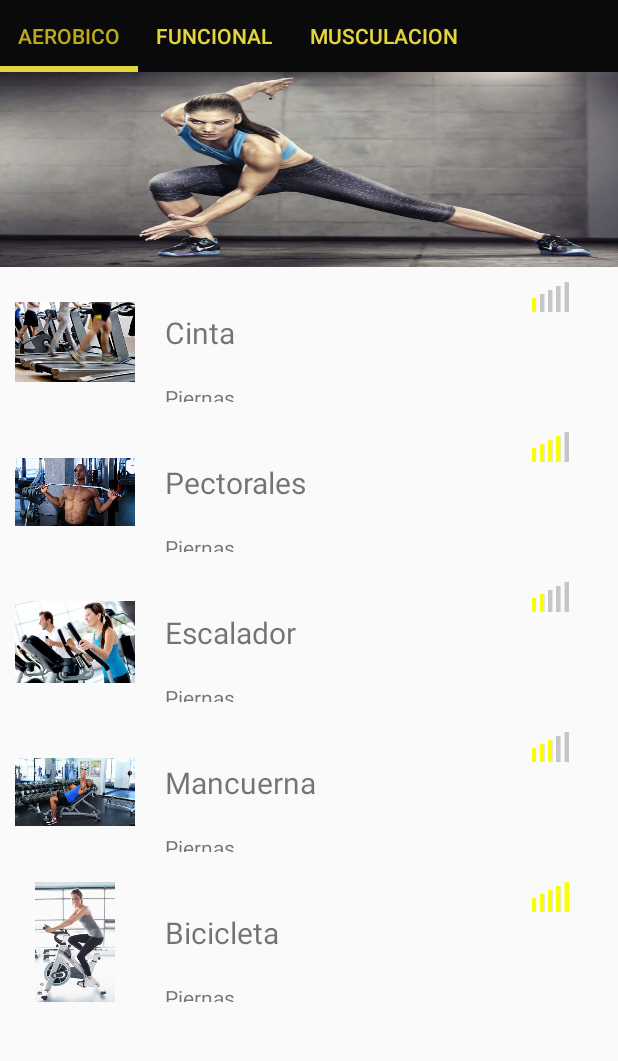
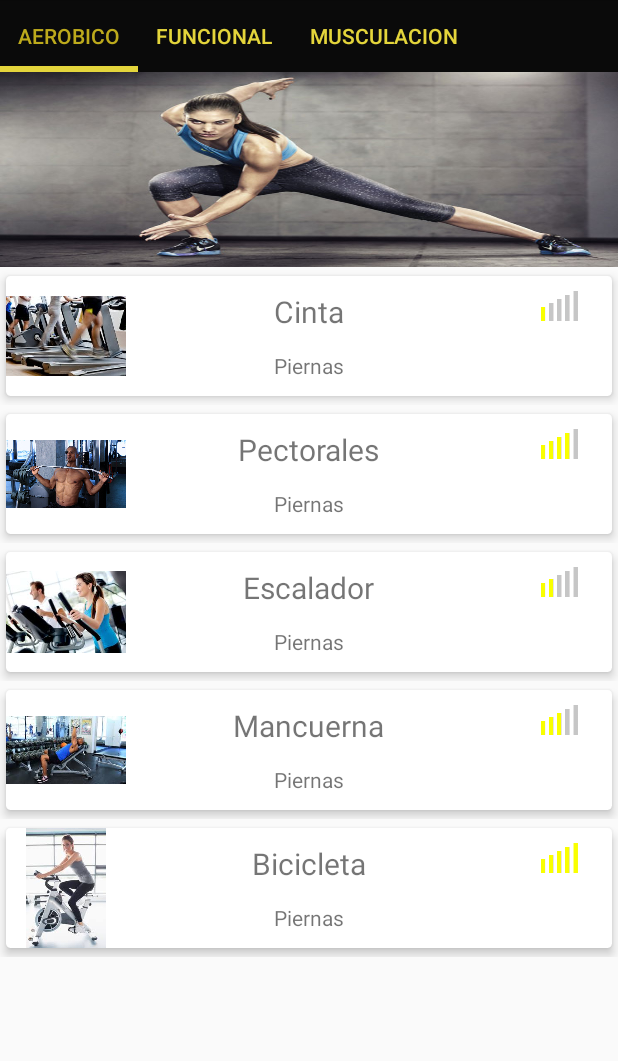
Before and after one commit to marcosdecris/Entrenate, an Android app: the ContenedorEjercicios screen opened directly, with no data from a screen before it, on a phone screen of 412 x 824 dp, the part 84-1145 px from its top. Run offline under Robolectric (Android 15) with nearby library versions, the light colour scheme and no system bars.

Commit message:
RecyclerEjercicios mejorado

```diff
--- a/app/src/main/res/layout/celda__recycler__ejercicios.xml
+++ b/app/src/main/res/layout/celda__recycler__ejercicios.xml
@@ -1,49 +1,57 @@
 <?xml version="1.0" encoding="utf-8"?>
-<LinearLayout
-    xmlns:android="http://schemas.android.com/apk/res/android" android:layout_width="match_parent"
+<LinearLayout xmlns:android="http://schemas.android.com/apk/res/android"
+    android:layout_width="match_parent"
     android:layout_height="wrap_content"
+    xmlns:app="http://schemas.android.com/apk/res-auto"
     android:orientation="horizontal"
-    android:id="@+id/celdaLayout"
-    >
+    android:id="@+id/celdaLayout">
+
+  <android.support.v7.widget.CardView
+      android:layout_width="match_parent"
+      android:layout_height="match_parent"
+      app:cardUseCompatPadding="true"
+      app:cardElevation="4dp"
+      app:cardCornerRadius="3dp"
+      app:cardPreventCornerOverlap="false">
 
     <ImageView
         android:id="@+id/imageViewCeldaFoto"
         android:layout_width="80dp"
         android:layout_height="80dp"
-        android:layout_margin="10dp"/>
+        />
 
-    <LinearLayout
-        android:layout_width="match_parent"
-        android:layout_height="match_parent"
-        android:orientation="vertical"
-        android:layout_margin="10dp">
+
 
         <ImageView
             android:id="@+id/imageViewCeldaDificultad"
             android:layout_width="70dp"
             android:layout_height="20dp"
             android:layout_gravity="right"
+            android:layout_marginTop="10dp"
+            />
 
-            />
 
         <TextView
             android:id="@+id/textViewCeldaNombre"
             android:layout_width="wrap_content"
             android:layout_height="wrap_content"
             android:text="Nombre"
-            android:textSize="20sp"/>
+            android:textSize="20sp"
+            android:layout_gravity="center_horizontal"
+            android:layout_marginTop="10dp"/>
 
 
         <TextView
             android:id="@+id/textViewCeldaZonaTrabaja"
             android:layout_width="wrap_content"
             android:layout_height="wrap_content"
-            android:layout_marginTop="20dp"
+            android:layout_marginTop="50dp"
+            android:layout_gravity="center_horizontal"
             android:text="Zona que trabaja"/>
 
 
 
 
-    </LinearLayout>
 
+  </android.support.v7.widget.CardView>
 </LinearLayout>
```
